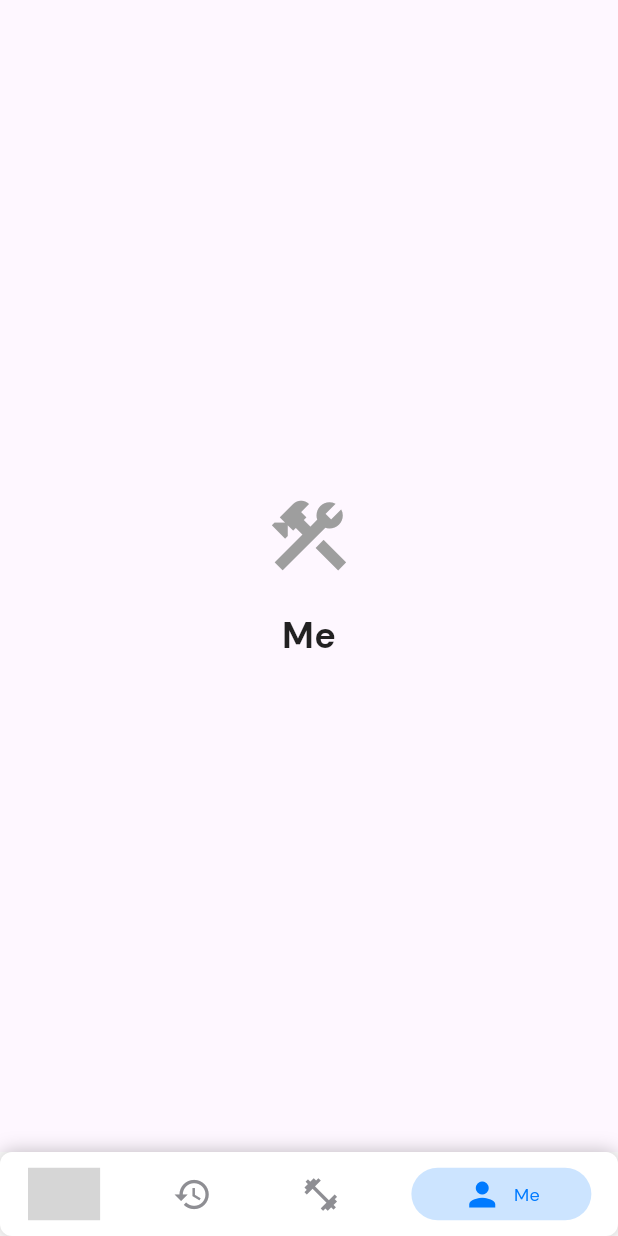
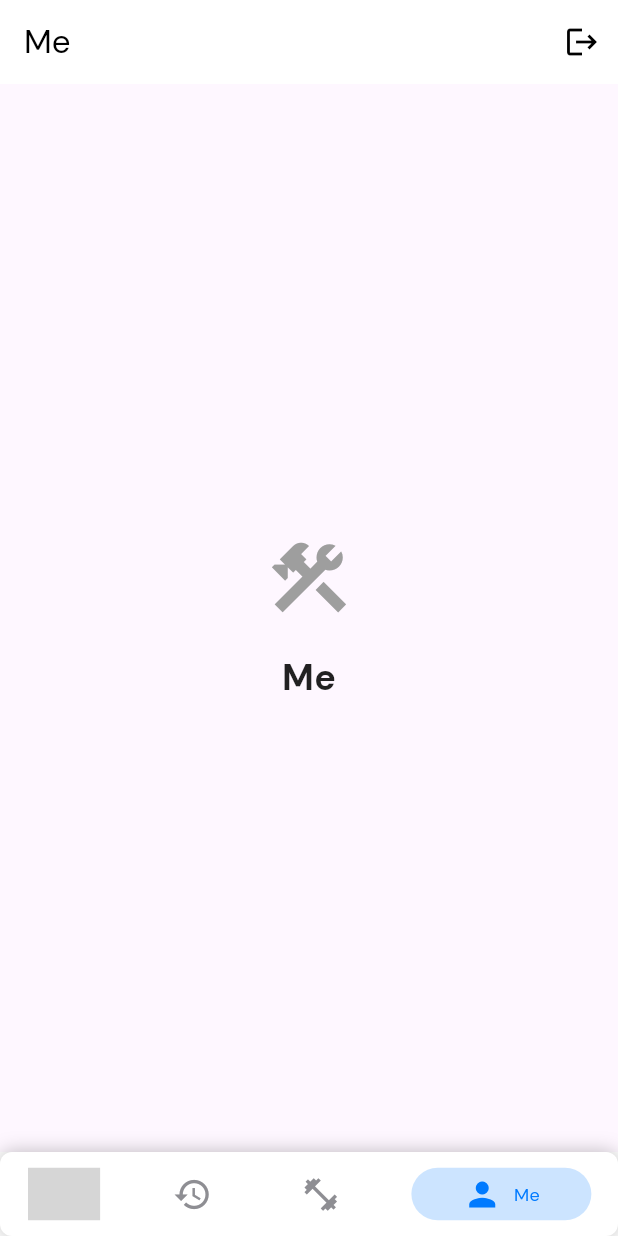
Before and after one commit to WangZX2001/GymFit, a Flutter app: the PersistentNavBar widget shown alone on an empty page, opened directly, item 4 of the bottom bar chosen, on a phone screen of 412 x 824 dp. Run offline on Flutter 3.47's test engine with Material 3 defaults, Android fonts, the phone set to English and light mode, and no system bars; drawn by our look-alikes of persistent_bottom_nav_bar_v2; our stand-ins replace cloud_firestore, firebase_auth, firebase_core, google_sign_in; accounts and stored records are empty; network calls fail; grey boxes are pictures that could not be loaded.

Commit message:
Version 1.1.10
consolidated all the form_pages with the homepage and workout page and working navigation bar

```diff
--- a/lib/components/persistent_nav.dart
+++ b/lib/components/persistent_nav.dart
@@ -1,6 +1,6 @@
 import 'package:flutter/material.dart';
 import 'package:persistent_bottom_nav_bar_v2/persistent_bottom_nav_bar_v2.dart';
-import 'package:gymfit/pages/home_page.dart';
+import 'package:gymfit/pages/home_page_2.dart';
 import 'package:gymfit/pages/history_page.dart';
 import 'package:gymfit/pages/workout_page.dart';
 import 'package:gymfit/pages/me_page.dart';
@@ -9,7 +9,7 @@ import 'package:persistent_bottom_nav_bar_v2/components/animated_icon_wrapper.da
 class PersistentNavBar extends StatelessWidget {
   final int initialIndex;
 
-  PersistentNavBar({Key? key, this.initialIndex = 0}) : super(key: key);
+  const PersistentNavBar({Key? key, this.initialIndex = 0}) : super(key: key);
 
   List<PersistentTabConfig> _tabs() => [
         PersistentTabConfig(
--- a/lib/pages/auth_page.dart
+++ b/lib/pages/auth_page.dart
@@ -2,7 +2,7 @@ import 'package:firebase_auth/firebase_auth.dart';
 import 'package:cloud_firestore/cloud_firestore.dart';
 import 'package:flutter/material.dart';
 import 'package:gymfit/pages/body_data/form_page1.dart';
-import 'package:gymfit/pages/home_page.dart';
+import 'package:gymfit/components/persistent_nav.dart';
 //import 'package:gymfit/pages/login_page.dart';
 import 'package:gymfit/pages/login_or_register_page.dart';
 
@@ -40,7 +40,7 @@ class AuthPage extends StatelessWidget {
                     userData.containsKey('target weight') &&
                     userData.containsKey('goal');
 
-                return hasAllFields ? const HomePage() : const FormPage1();
+                return hasAllFields ? const PersistentNavBar(initialIndex: 0) : const FormPage1();
               },
             );
           } else {
--- a/lib/pages/body_data/form_page10.dart
+++ b/lib/pages/body_data/form_page10.dart
@@ -1,6 +1,6 @@
 import 'package:flutter/material.dart';
 import 'package:gymfit/components/form_button.dart';
-import 'package:gymfit/pages/home_page.dart';
+import 'package:gymfit/components/persistent_nav.dart';
 
 class FormPage10 extends StatelessWidget {
   const FormPage10({super.key});
@@ -38,7 +38,10 @@ class FormPage10 extends StatelessWidget {
                       ),
                     ),
                     const Spacer(),
-                    Formbutton(destination: HomePage(), text: "Go To Home"),
+                    Formbutton(
+                      destination: PersistentNavBar(initialIndex: 0),
+                      text: "Go To Home",
+                    ),
                     const SizedBox(height: 50),
                   ],
                 ),
--- a/lib/pages/form_page4.dart
+++ /dev/null
@@ -1,71 +0,0 @@
-import 'package:flutter/material.dart';
-import 'package:gymfit/components/persistent_nav.dart';
-import 'package:gymfit/components/chatbot.dart';
-
-class FormPage4 extends StatelessWidget {
-  const FormPage4({super.key});
-
-  @override
-  Widget build(BuildContext context) {
-    final textTheme = Theme.of(context).textTheme;
-
-    return Scaffold(
-      appBar: AppBar(backgroundColor: Colors.white),
-      backgroundColor: Colors.white,
-      body: SafeArea(
-        child: Padding(
-          padding: const EdgeInsets.symmetric(horizontal: 30),
-          child: Column(
-            crossAxisAlignment: CrossAxisAlignment.start,
-            children: [
-              const SizedBox(height: 20),
-              Text(
-                'Almost there!',
-                style: textTheme.headlineMedium,
-              ),
-              const SizedBox(height: 20),
-              const Chatbot(
-                text: "Great job completing your profile! Now let's start your fitness journey with a personalized workout plan.",
-              ),
-              const Spacer(),
-
-              // Let's Go button
-              Center(
-                child: GestureDetector(
-                  onTap: () {
-                    Navigator.pushReplacement(
-                      context,
-                      MaterialPageRoute(
-                        builder: (context) => PersistentNavBar(initialIndex: 0),
-                      ),
-                    );
-                  },
-                  child: Container(
-                    padding: const EdgeInsets.symmetric(horizontal: 100, vertical: 10),
-                    decoration: BoxDecoration(
-                      borderRadius: BorderRadius.circular(50),
-                      gradient: const LinearGradient(
-                        colors: [Color(0xFF396599), Color(0xFF5EA9FF)],
-                        begin: Alignment.centerLeft,
-                        end: Alignment.centerRight,
-                      ),
-                    ),
-                    child: Text(
-                      "LET'S GO",
-                      style: textTheme.labelLarge?.copyWith(
-                        color: Colors.white,
-                        fontSize: 24,
-                        fontWeight: FontWeight.w600,
-                      ),
-                    ),
-                  ),
-                ),
-              ),
-              const SizedBox(height: 50),
-            ],
-          ),
-        ),
-      ),
-    );
-  }
-}
--- a/lib/pages/home_page.dart
+++ /dev/null
@@ -1,20 +0,0 @@
-import 'package:firebase_auth/firebase_auth.dart';
-import 'package:flutter/material.dart';
-
-class HomePage extends StatelessWidget {
-  const HomePage({super.key});
-
-  void signUserOut() {
-    FirebaseAuth.instance.signOut();
-  }
-
-  @override
-  Widget build(BuildContext context) {
-    return Scaffold(
-      appBar: AppBar(
-        backgroundColor: Colors.white,
-        actions: [IconButton(onPressed: signUserOut, icon: Icon(Icons.logout))],
-      ),
-    );
-  }
-}
--- /dev/null
+++ b/lib/pages/home_page_2.dart
@@ -0,0 +1,380 @@
+import 'package:flutter/material.dart';
+
+class HomePage extends StatefulWidget {
+  const HomePage({super.key});
+
+  @override
+  State<HomePage> createState() => _HomePageState();
+}
+
+class _HomePageState extends State<HomePage> {
+  // Get time-based greeting
+  String _getGreeting() {
+    final hour = DateTime.now().hour;
+    if (hour < 12) {
+      return 'Good Morning!';
+    } else if (hour < 17) {
+      return 'Good Afternoon!';
+    } else if (hour < 21) {
+      return 'Good Evening!';
+    } else {
+      return 'Good Night!';
+    }
+  }
+
+  @override
+  Widget build(BuildContext context) {
+    return Scaffold(
+      backgroundColor: Colors.white,
+      body: SafeArea(
+        child: SingleChildScrollView(
+          child: Padding(
+            padding: const EdgeInsets.symmetric(horizontal: 25.0),
+            child: Column(
+              crossAxisAlignment: CrossAxisAlignment.start,
+              children: [
+                const SizedBox(height: 20),
+
+                // Welcome back section
+                Row(
+                  mainAxisAlignment: MainAxisAlignment.spaceBetween,
+                  children: [
+                    Column(
+                      crossAxisAlignment: CrossAxisAlignment.start,
+                      children: [
+                        Text(
+                          'Welcome Back',
+                          style: TextStyle(
+                            fontSize: 32,
+                            fontWeight: FontWeight.bold,
+                            color: Colors.black,
+                          ),
+                        ),
+                        Text(
+                          '${_getGreeting()} Remember to Stay\nHydrated',
+                          style: TextStyle(
+                            fontSize: 16,
+                            color: Colors.black54,
+                          ),
+                        ),
+                      ],
+                    ),
+                    ClipRRect(
+                      borderRadius: BorderRadius.circular(50),
+                      child: Container(
+                        color: Colors.blue[300],
+                        width: 80,
+                        height: 80,
+                        child: Icon(
+                          Icons.fitness_center,
+                          size: 40,
+                          color: Colors.white,
+                        ),
+                      ),
+                    ),
+                  ],
+                ),
+
+                const SizedBox(height: 20),
+
+                // Tracking options
+                Row(
+                  mainAxisAlignment: MainAxisAlignment.spaceEvenly,
+                  children: [
+                    _buildTrackingOption('Weight', Icons.monitor_weight, true),
+                    _buildTrackingOption('Calories', Icons.local_fire_department, false),
+                    _buildTrackingOption('Water', Icons.water_drop, false),
+                  ],
+                ),
+
+                const SizedBox(height: 20),
+
+                // Weight tracking card
+                Container(
+                  padding: EdgeInsets.all(20),
+                  decoration: BoxDecoration(
+                    color: Colors.white,
+                    borderRadius: BorderRadius.circular(25),
+                    boxShadow: [
+                      BoxShadow(
+                        color: Colors.grey.withOpacity(0.1),
+                        spreadRadius: 2,
+                        blurRadius: 10,
+                        offset: Offset(0, 5),
+                      ),
+                    ],
+                  ),
+                  child: Column(
+                    children: [
+                      // Weight slider
+                      Container(
+                        height: 60,
+                        child: Row(
+                          mainAxisAlignment: MainAxisAlignment.center,
+                          children: [
+                            Expanded(
+                              child: Container(
+                                height: 8,
+                                decoration: BoxDecoration(
+                                  gradient: LinearGradient(
+                                    colors: [Colors.blue.shade300, Colors.blue.shade700],
+                                  ),
+                                  borderRadius: BorderRadius.circular(10),
+                                ),
+                                child: Stack(
+                                  alignment: Alignment.center,
+                                  children: [
+                                    Positioned(
+                                      left: 180,
+                                      child: Container(
+                                        width: 16,
+                                        height: 16,
+                                        decoration: BoxDecoration(
+                                          color: Colors.white,
+                                          shape: BoxShape.circle,
+                                          border: Border.all(color: Colors.blue.shade700, width: 2),
+                                        ),
+                                      ),
+                                    ),
+                                  ],
+                                ),
+                              ),
+                            ),
+                          ],
+                        ),
+                      ),
+
+                      // Current weight
+                      Container(
+                        padding: EdgeInsets.symmetric(horizontal: 20, vertical: 8),
+                        decoration: BoxDecoration(
+                          borderRadius: BorderRadius.circular(20),
+                          border: Border.all(color: Colors.grey.shade300),
+                        ),
+                        child: Text(
+                          '85kg',
+                          style: TextStyle(
+                            fontSize: 22,
+                            fontWeight: FontWeight.bold,
+                          ),
+                        ),
+                      ),
+
+                      Text(
+                        'Current Weight',
+                        style: TextStyle(
+                          color: Colors.grey,
+                          fontSize: 14,
+                        ),
+                      ),
+
+                      const SizedBox(height: 20),
+
+                      // Progress arc with person
+                      Stack(
+                        alignment: Alignment.center,
+                        children: [
+                          Container(
+                            width: 200,
+                            height: 100,
+                            child: CustomPaint(
+                              painter: ArcPainter(),
+                            ),
+                          ),
+                          Container(
+                            width: 60,
+                            height: 60,
+                            decoration: BoxDecoration(
+                              color: Colors.blue[300],
+                              shape: BoxShape.circle,
+                            ),
+                            child: Icon(
+                              Icons.person,
+                              size: 40,
+                              color: Colors.white,
+                            ),
+                          ),
+                        ],
+                      ),
+
+                      // Weight progress
+                      Padding(
+                        padding: const EdgeInsets.symmetric(horizontal: 15.0),
+                        child: Row(
+                          mainAxisAlignment: MainAxisAlignment.spaceBetween,
+                          children: [
+                            Column(
+                              children: [
+                                Text(
+                                  '90kg',
+                                  style: TextStyle(
+                                    fontSize: 18,
+                                    fontWeight: FontWeight.bold,
+                                  ),
+                                ),
+                                Text(
+                                  'Starting Weight',
+                                  style: TextStyle(
+                                    color: Colors.grey,
+                                    fontSize: 12,
+                                  ),
+                                ),
+                              ],
+                            ),
+                            Column(
+                              children: [
+                                Text(
+                                  '70kg',
+                                  style: TextStyle(
+                                    fontSize: 18,
+                                    fontWeight: FontWeight.bold,
+                                  ),
+                                ),
+                                Text(
+                                  'Target Weight',
+                                  style: TextStyle(
+                                    color: Colors.grey,
+                                    fontSize: 12,
+                                  ),
+                                ),
+                              ],
+                            ),
+                          ],
+                        ),
+                      ),
+
+                      const SizedBox(height: 10),
+
+                      // Good job button
+                      Container(
+                        padding: EdgeInsets.symmetric(horizontal: 25, vertical: 10),
+                        decoration: BoxDecoration(
+                          color: Colors.black,
+                          borderRadius: BorderRadius.circular(25),
+                        ),
+                        child: Text(
+                          'Good Job',
+                          style: TextStyle(
+                            color: Colors.white,
+                            fontWeight: FontWeight.bold,
+                          ),
+                        ),
+                      ),
+                    ],
+                  ),
+                ),
+
+                const SizedBox(height: 20),
+
+                // Weight trend section
+                Row(
+                  mainAxisAlignment: MainAxisAlignment.spaceBetween,
+                  children: [
+                    Column(
+                      crossAxisAlignment: CrossAxisAlignment.start,
+                      children: [
+                        Text(
+                          'Weight Trend',
+                          style: TextStyle(
+                            fontSize: 20,
+                            fontWeight: FontWeight.bold,
+                          ),
+                        ),
+                        Text(
+                          'For the last 7 days',
+                          style: TextStyle(
+                            fontSize: 14,
+                            color: Colors.grey,
+                          ),
+                        ),
+                      ],
+                    ),
+                    Container(
+                      padding: EdgeInsets.all(8),
+                      decoration: BoxDecoration(
+                        color: Colors.black,
+                        shape: BoxShape.circle,
+                      ),
+                      child: Icon(
+                        Icons.add,
+                        color: Colors.white,
+                      ),
+                    ),
+                  ],
+                ),
+
+                const SizedBox(height: 10),
+
+                // Graph
+                Container(
+                  height: 100,
+                  decoration: BoxDecoration(
+                    gradient: LinearGradient(
+                      begin: Alignment.topCenter,
+                      end: Alignment.bottomCenter,
+                      colors: [Colors.grey.shade300, Colors.grey.shade400],
+                    ),
+                    borderRadius: BorderRadius.circular(10),
+                  ),
+                  child: Center(
+                    child: Text(
+                      'Weight Trend Graph',
+                      style: TextStyle(color: Colors.white, fontWeight: FontWeight.bold),
+                    ),
+                  ),
+                ),
+
+                // Add bottom padding for scrolling
+                const SizedBox(height: 20),
+              ],
+            ),
+          ),
+        ),
+      ),
+    );
+  }
+
+  Widget _buildTrackingOption(String title, IconData icon, bool isSelected) {
+    return Container(
+      padding: EdgeInsets.symmetric(horizontal: 20, vertical: 12),
+      decoration: BoxDecoration(
+        color: isSelected ? Colors.black : Colors.white,
+        borderRadius: BorderRadius.circular(30),
+        border: Border.all(color: Colors.grey.shade300),
+      ),
+      child: Row(
+        children: [
+          Icon(
+            icon,
+            color: isSelected ? Colors.white : Colors.black,
+            size: 20,
+          ),
+          SizedBox(width: 5),
+          Text(
+            title,
+            style: TextStyle(
+              color: isSelected ? Colors.white : Colors.black,
+              fontWeight: FontWeight.bold,
+            ),
+          ),
+        ],
+      ),
+    );
+  }
+}
+
+class ArcPainter extends CustomPainter {
+  @override
+  void paint(Canvas canvas, Size size) {
+    final Paint paint = Paint()
+      ..color = Colors.grey.shade200
+      ..style = PaintingStyle.stroke
+      ..strokeWidth = 2;
+
+    final Rect rect = Rect.fromLTRB(0, 0, size.width, size.height * 2);
+    canvas.drawArc(rect, 0, 3.14, false, paint);
+  }
+
+  @override
+  bool shouldRepaint(CustomPainter oldDelegate) => false;
+}
--- a/lib/pages/login_page.dart
+++ b/lib/pages/login_page.dart
@@ -5,6 +5,7 @@ import 'package:gymfit/auth_service.dart';
 import 'package:gymfit/components/my_button.dart';
 import 'package:gymfit/components/my_textfield.dart';
 import 'package:gymfit/components/square_tile.dart';
+import 'package:gymfit/components/persistent_nav.dart';
 
 class LoginPage extends StatefulWidget {
   final Function()? onTap;
@@ -38,6 +39,12 @@ class _LoginPageState extends State<LoginPage> {
       );
       if (!mounted) return;
       Navigator.pop(context);
+      Navigator.of(context).pushAndRemoveUntil(
+        MaterialPageRoute(
+          builder: (context) => const PersistentNavBar(initialIndex: 0),
+        ),
+        (route) => false,
+      );
     } on FirebaseAuthException catch (e) {
       if (!mounted) return;
       Navigator.pop(context);
--- a/lib/pages/me_page.dart
+++ b/lib/pages/me_page.dart
@@ -1,4 +1,6 @@
 import 'package:flutter/material.dart';
+import 'package:firebase_auth/firebase_auth.dart';
+import 'package:gymfit/pages/auth_page.dart';
 
 class MePage extends StatelessWidget {
   const MePage({Key? key}) : super(key: key);
@@ -6,6 +8,25 @@ class MePage extends StatelessWidget {
   @override
   Widget build(BuildContext context) {
     return Scaffold(
+      appBar: AppBar(
+        backgroundColor: Colors.white,
+        elevation: 0,
+        title: const Text('Me', style: TextStyle(color: Colors.black)),
+        actions: [
+          IconButton(
+            icon: const Icon(Icons.logout, color: Colors.black),
+            onPressed: () async {
+              // Sign out from Firebase
+              await FirebaseAuth.instance.signOut();
+              // Use rootNavigator to clear the persistent nav bar route as well
+              Navigator.of(context, rootNavigator: true).pushAndRemoveUntil(
+                MaterialPageRoute(builder: (context) => const AuthPage()),
+                (route) => false,
+              );
+            },
+          ),
+        ],
+      ),
       body: SafeArea(
         child: Center(
           child: Column(
```
